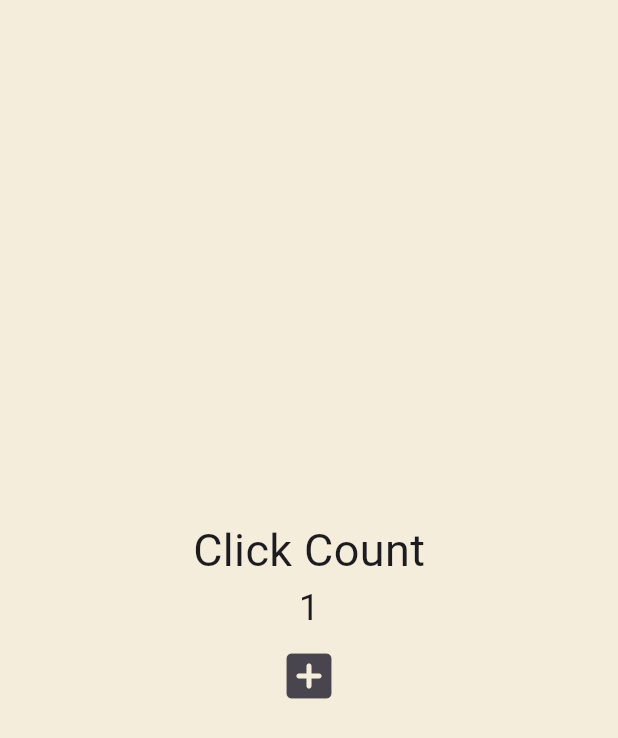
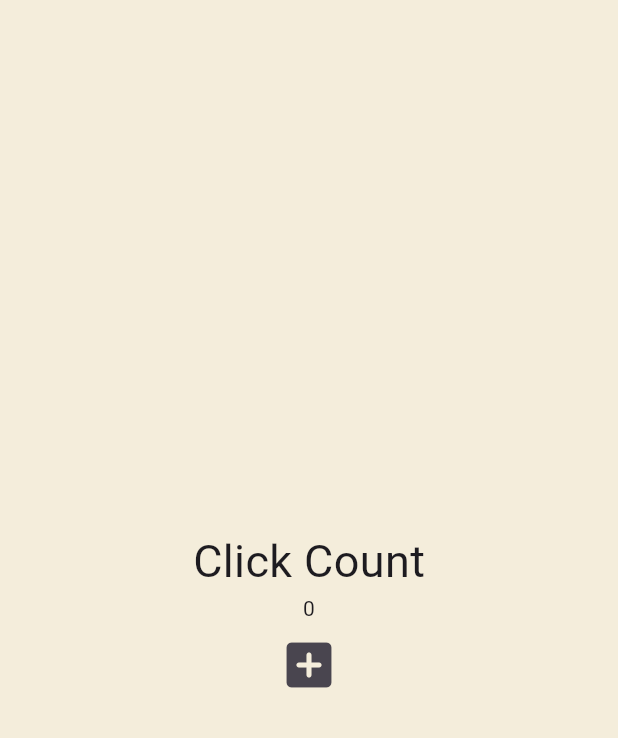
Before and after one commit to SonCS/toonflix-nomadcoder, a Flutter app: the screen it shows after launch, after a tap on the "add box" icon, on a phone screen of 412 x 824 dp. Shown: the top 738 px of the screen. Run offline on Flutter 3.47's test engine with Material 3 defaults, Android fonts, the phone set to English and light mode, and no system bars.

Commit message:
4.2 Recap

```diff
--- a/lib/main.dart
+++ b/lib/main.dart
@@ -12,13 +12,14 @@ class App extends StatefulWidget {
 }
 
 class _AppState extends State<App> {
-  int counter = 0;
+  List<int> numbers = [];
 
   void onClicked() {
     // setState는 데이터가 변경됨을 알려주는 메서드
     // 굳이 {} 안에 코드를 추가할 필요는 없다.
     setState(() {
-      counter = counter + 1;
+      numbers.add(numbers.length);
+      print(numbers);
     });
   }
 
@@ -37,12 +38,7 @@ class _AppState extends State<App> {
                   fontSize: 30,
                 ),
               ),
-              Text(
-                '$counter',
-                style: const TextStyle(
-                  fontSize: 24,
-                ),
-              ),
+              for(var n in numbers) Text("$n"),
               IconButton(
                 onPressed: onClicked,
                 icon: const Icon(
```
